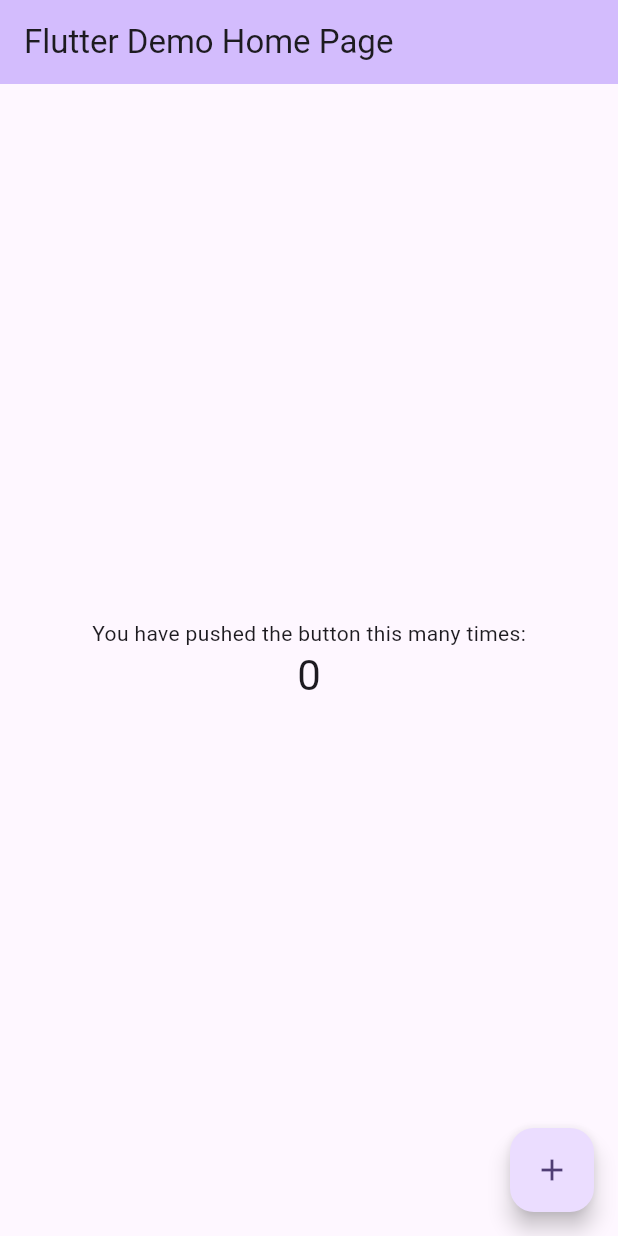
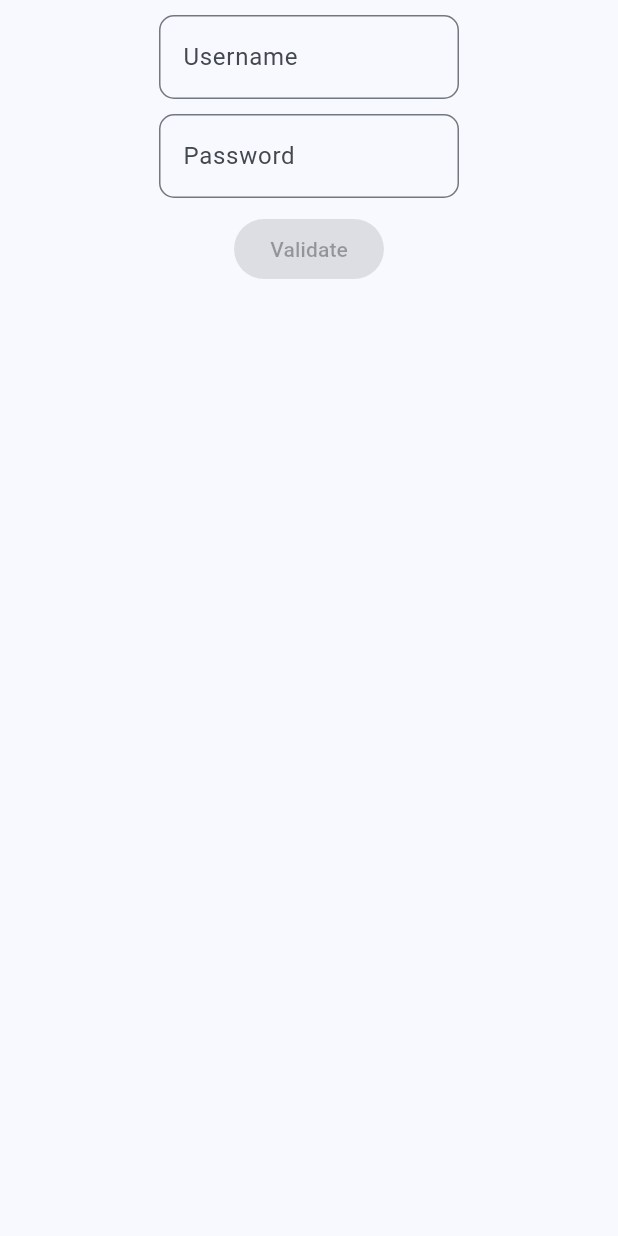
Before and after one commit to DevThibautMonin/flutter_data_validation, a Flutter app: the screen it shows after launch, on a phone screen of 412 x 824 dp. Run offline on Flutter 3.47's test engine with Material 3 defaults, Android fonts, the phone set to English and light mode, and no system bars; our stand-ins replace dart_mappable, flutter_bloc; generated files the repository leaves out were written again.

Commit message:
data validation

```diff
--- a/lib/main.dart
+++ b/lib/main.dart
@@ -1,4 +1,6 @@
 import 'package:flutter/material.dart';
+import 'package:flutter_data_validation/presentation/data_validation/ui/data_validation_screen.dart';
+import 'package:flutter_data_validation/themes/light_theme.dart';
 
 void main() {
   runApp(const MyApp());
@@ -7,119 +9,12 @@
 class MyApp extends StatelessWidget {
   const MyApp({super.key});
 
-  // This widget is the root of your application.
   @override
   Widget build(BuildContext context) {
     return MaterialApp(
       title: 'Flutter Demo',
-      theme: ThemeData(
-        // This is the theme of your application.
-        //
-        // TRY THIS: Try running your application with "flutter run". You'll see
-        // the application has a purple toolbar. Then, without quitting the app,
-        // try changing the seedColor in the colorScheme below to Colors.green
-        // and then invoke "hot reload" (save your changes or press the "hot
-        // reload" button in a Flutter-supported IDE, or press "r" if you used
-        // the command line to start the app).
-        //
-        // Notice that the counter didn't reset back to zero; the application
-        // state is not lost during the reload. To reset the state, use hot
-        // restart instead.
-        //
-        // This works for code too, not just values: Most code changes can be
-        // tested with just a hot reload.
-        colorScheme: ColorScheme.fromSeed(seedColor: Colors.deepPurple),
-        useMaterial3: true,
-      ),
-      home: const MyHomePage(title: 'Flutter Demo Home Page'),
+      theme: lightTheme,
+      home: DataValidationScreen(),
     );
   }
 }
-
-class MyHomePage extends StatefulWidget {
-  const MyHomePage({super.key, required this.title});
-
-  // This widget is the home page of your application. It is stateful, meaning
-  // that it has a State object (defined below) that contains fields that affect
-  // how it looks.
-
-  // This class is the configuration for the state. It holds the values (in this
-  // case the title) provided by the parent (in this case the App widget) and
-  // used by the build method of the State. Fields in a Widget subclass are
-  // always marked "final".
-
-  final String title;
-
-  @override
-  State<MyHomePage> createState() => _MyHomePageState();
-}
-
-class _MyHomePageState extends State<MyHomePage> {
-  int _counter = 0;
-
-  void _incrementCounter() {
-    setState(() {
-      // This call to setState tells the Flutter framework that something has
-      // changed in this State, which causes it to rerun the build method below
-      // so that the display can reflect the updated values. If we changed
-      // _counter without calling setState(), then the build method would not be
-      // called again, and so nothing would appear to happen.
-      _counter++;
-    });
-  }
-
-  @override
-  Widget build(BuildContext context) {
-    // This method is rerun every time setState is called, for instance as done
-    // by the _incrementCounter method above.
-    //
-    // The Flutter framework has been optimized to make rerunning build methods
-    // fast, so that you can just rebuild anything that needs updating rather
-    // than having to individually change instances of widgets.
-    return Scaffold(
-      appBar: AppBar(
-        // TRY THIS: Try changing the color here to a specific color (to
-        // Colors.amber, perhaps?) and trigger a hot reload to see the AppBar
-        // change color while the other colors stay the same.
-        backgroundColor: Theme.of(context).colorScheme.inversePrimary,
-        // Here we take the value from the MyHomePage object that was created by
-        // the App.build method, and use it to set our appbar title.
-        title: Text(widget.title),
-      ),
-      body: Center(
-        // Center is a layout widget. It takes a single child and positions it
-        // in the middle of the parent.
-        child: Column(
-          // Column is also a layout widget. It takes a list of children and
-          // arranges them vertically. By default, it sizes itself to fit its
-          // children horizontally, and tries to be as tall as its parent.
-          //
-          // Column has various properties to control how it sizes itself and
-          // how it positions its children. Here we use mainAxisAlignment to
-          // center the children vertically; the main axis here is the vertical
-          // axis because Columns are vertical (the cross axis would be
-          // horizontal).
-          //
-          // TRY THIS: Invoke "debug painting" (choose the "Toggle Debug Paint"
-          // action in the IDE, or press "p" in the console), to see the
-          // wireframe for each widget.
-          mainAxisAlignment: MainAxisAlignment.center,
-          children: <Widget>[
-            const Text(
-              'You have pushed the button this many times:',
-            ),
-            Text(
-              '$_counter',
-              style: Theme.of(context).textTheme.headlineMedium,
-            ),
-          ],
-        ),
-      ),
-      floatingActionButton: FloatingActionButton(
-        onPressed: _incrementCounter,
-        tooltip: 'Increment',
-        child: const Icon(Icons.add),
-      ), // This trailing comma makes auto-formatting nicer for build methods.
-    );
-  }
-}
--- /dev/null
+++ b/lib/presentation/data_validation/bloc/data_validation_bloc.dart
@@ -0,0 +1,18 @@
+import 'package:dart_mappable/dart_mappable.dart';
+import 'package:flutter_bloc/flutter_bloc.dart';
+
+part 'data_validation_event.dart';
+part 'data_validation_state.dart';
+part 'data_validation_bloc.mapper.dart';
+
+class DataValidationBloc extends Bloc<DataValidationEvent, DataValidationState> {
+  DataValidationBloc() : super(const DataValidationState()) {
+    on<UpdateUsernameEvent>((event, emit) {
+      emit(state.copyWith(username: event.username));
+    });
+
+    on<UpdatePasswordEvent>((event, emit) {
+      emit(state.copyWith(password: event.password));
+    });
+  }
+}
--- /dev/null
+++ b/lib/presentation/data_validation/bloc/data_validation_event.dart
@@ -0,0 +1,17 @@
+part of 'data_validation_bloc.dart';
+
+class DataValidationEvent {
+  const DataValidationEvent();
+}
+
+class UpdateUsernameEvent extends DataValidationEvent {
+  final String? username;
+
+  const UpdateUsernameEvent({this.username});
+}
+
+class UpdatePasswordEvent extends DataValidationEvent {
+  final String? password;
+
+  const UpdatePasswordEvent({this.password});
+}
--- /dev/null
+++ b/lib/presentation/data_validation/bloc/data_validation_state.dart
@@ -0,0 +1,16 @@
+part of 'data_validation_bloc.dart';
+
+@MappableClass()
+class DataValidationState with DataValidationStateMappable {
+  final String username;
+  final String password;
+
+  const DataValidationState({
+    this.username = "",
+    this.password = "",
+  });
+
+  bool isFormValid() {
+    return username.isNotEmpty && password.isNotEmpty;
+  }
+}
--- /dev/null
+++ b/lib/presentation/data_validation/ui/data_validation_screen.dart
@@ -0,0 +1,57 @@
+import 'package:flutter/material.dart';
+import 'package:flutter_bloc/flutter_bloc.dart';
+import 'package:flutter_data_validation/presentation/data_validation/bloc/data_validation_bloc.dart';
+import 'package:flutter_data_validation/widgets/custom_textfield.dart';
+import 'package:flutter_data_validation/widgets/gaps.dart';
+
+class DataValidationScreen extends StatelessWidget {
+  final TextEditingController _usernameController = TextEditingController();
+  final TextEditingController _passwordController = TextEditingController();
+  final DataValidationBloc _dataValidationBloc = DataValidationBloc();
+
+  DataValidationScreen({super.key});
+
+  @override
+  Widget build(BuildContext context) {
+    return BlocProvider.value(
+      value: _dataValidationBloc,
+      child: Scaffold(
+        body: SafeArea(
+          child: SingleChildScrollView(
+            child: Center(
+              child: Column(
+                children: [
+                  Gaps.gapsH10,
+                  CustomTextfield(
+                    textEditingController: _usernameController,
+                    labelText: "Username",
+                    onChanged: (value) {
+                      _dataValidationBloc.add(UpdateUsernameEvent(username: value));
+                    },
+                  ),
+                  Gaps.gapsH10,
+                  CustomTextfield(
+                    textEditingController: _passwordController,
+                    labelText: "Password",
+                    onChanged: (value) {
+                      _dataValidationBloc.add(UpdatePasswordEvent(password: value));
+                    },
+                  ),
+                  Gaps.gapsH10,
+                  BlocBuilder<DataValidationBloc, DataValidationState>(
+                    builder: (context, state) {
+                      return ElevatedButton(
+                        onPressed: state.isFormValid() ? () {} : null,
+                        child: const Text("Validate"),
+                      );
+                    },
+                  ),
+                ],
+              ),
+            ),
+          ),
+        ),
+      ),
+    );
+  }
+}
--- /dev/null
+++ b/lib/themes/light_theme.dart
@@ -0,0 +1,9 @@
+import 'package:flutter/material.dart';
+
+var lightTheme = ThemeData(
+  colorScheme: ColorScheme.fromSeed(seedColor: Colors.blue),
+  useMaterial3: true,
+  inputDecorationTheme: const InputDecorationTheme(
+    border: InputBorder.none,
+  ),
+);
--- /dev/null
+++ b/lib/widgets/custom_textfield.dart
@@ -0,0 +1,31 @@
+import 'package:flutter/material.dart';
+
+class CustomTextfield extends StatelessWidget {
+  final TextEditingController textEditingController;
+  final Function(String)? onChanged;
+  final String? labelText;
+
+  const CustomTextfield({
+    super.key,
+    required this.textEditingController,
+    this.onChanged,
+    this.labelText,
+  });
+
+  @override
+  Widget build(BuildContext context) {
+    return SizedBox(
+      width: 200,
+      child: TextField(
+        controller: textEditingController,
+        decoration: InputDecoration(
+          labelText: labelText,
+          border: OutlineInputBorder(
+            borderRadius: BorderRadius.circular(10),
+          ),
+        ),
+        onChanged: onChanged,
+      ),
+    );
+  }
+}
--- /dev/null
+++ b/lib/widgets/gaps.dart
@@ -0,0 +1,5 @@
+import 'package:flutter/material.dart';
+
+class Gaps {
+  static const gapsH10 = SizedBox(height: 10);
+}
--- a/pubspec.yaml
+++ b/pubspec.yaml
@@ -9,10 +9,14 @@ dependencies:
   flutter:
     sdk: flutter
   cupertino_icons: ^1.0.6
+  flutter_bloc: ^8.1.6
+  dart_mappable: ^4.2.2
 
 dev_dependencies:
   flutter_test:
     sdk: flutter
   flutter_lints: ^3.0.0
+  build_runner: ^2.4.9
+  dart_mappable_builder: ^4.2.3
 flutter:
   uses-material-design: true
```
Also changed, not shown: 1 other file.
